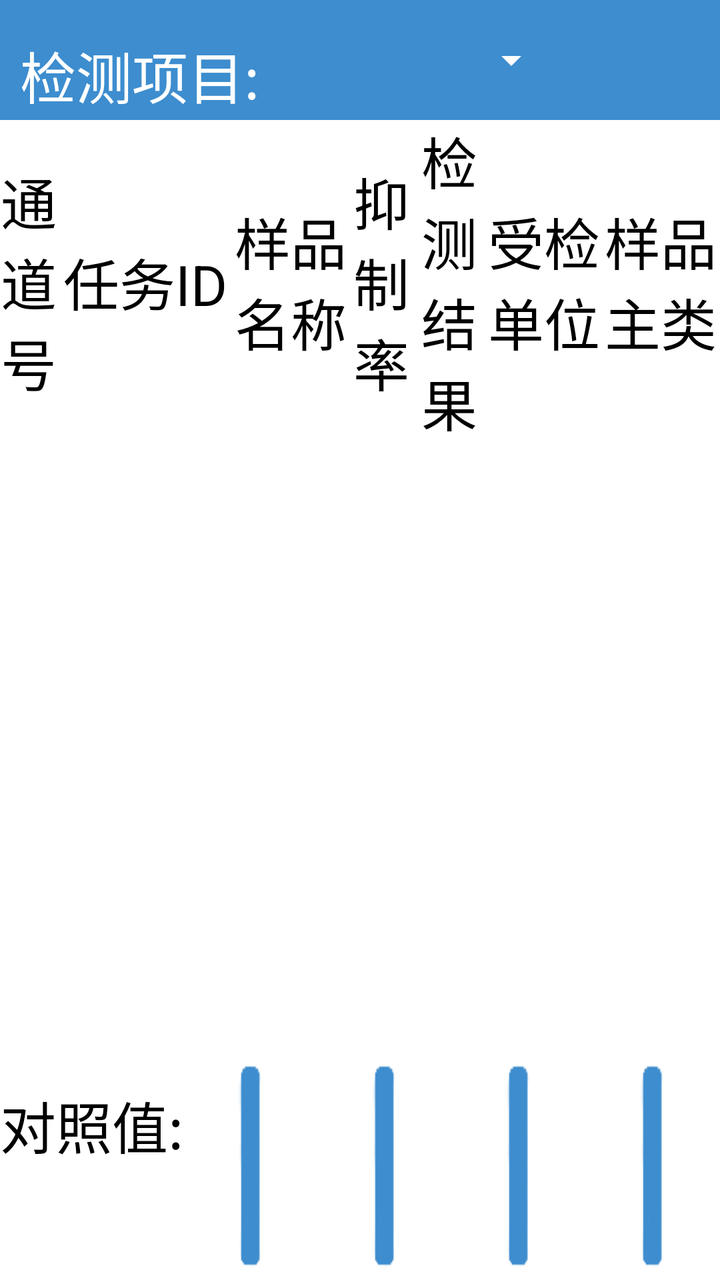
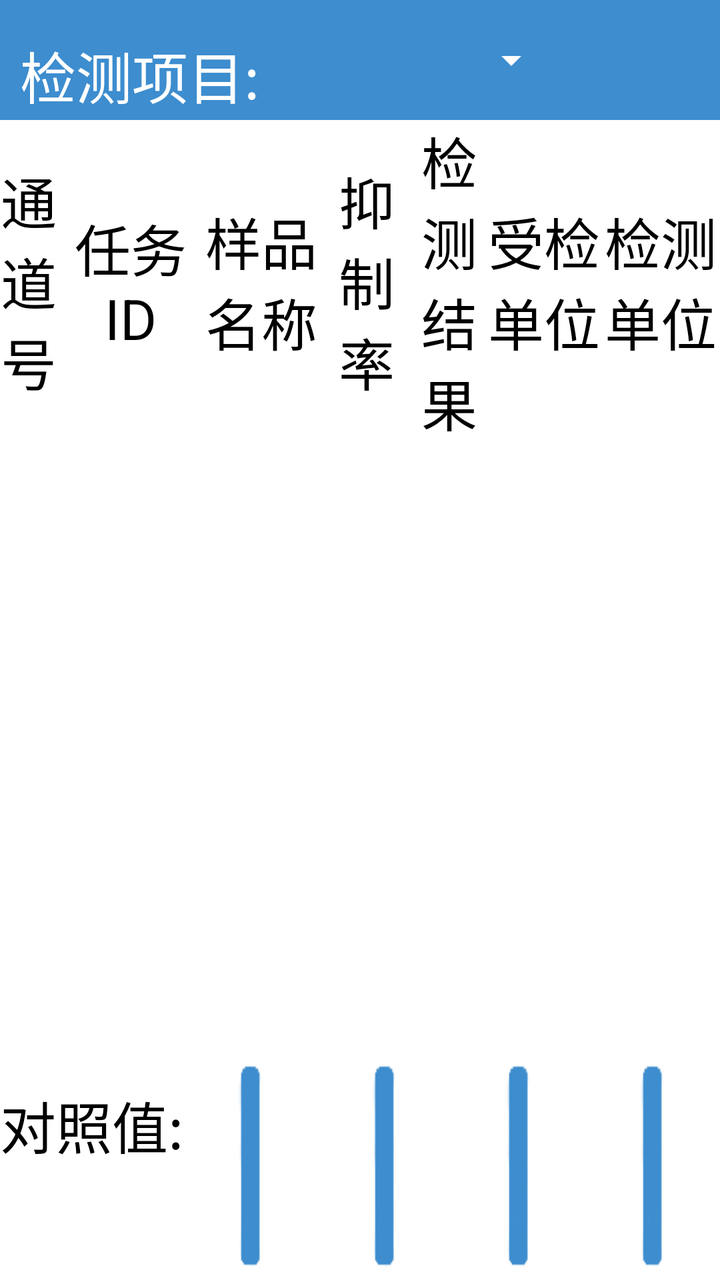

Two renders of the same Android screen: before a commit and after it. Below are the layout's source before the change and the commit's diff.
<!-- AndroidManifest.xml: application theme AppTheme -->
<!-- res/layout/activity_pesticide_test2.xml -->
<?xml version="1.0" encoding="utf-8"?>
<LinearLayout xmlns:android="http://schemas.android.com/apk/res/android"
    xmlns:app="http://schemas.android.com/apk/res-auto"
    xmlns:tools="http://schemas.android.com/tools"
    android:layout_width="match_parent"
    android:layout_height="match_parent"
    android:background="#FFFFFF"
    android:fillViewport="true"
    android:focusable="true"
    android:focusableInTouchMode="true"
    android:orientation="vertical">

    <LinearLayout
        android:layout_width="match_parent"
        android:layout_height="match_parent"
        android:orientation="vertical">

        <LinearLayout
            android:layout_width="match_parent"
            android:layout_height="wrap_content">

            <androidx.appcompat.widget.Toolbar
                android:id="@+id/toolbar"
                android:layout_width="match_parent"
                android:layout_height="60dp"
                android:background="@color/title_color"
                android:fitsSystemWindows="true"
                android:gravity="center_vertical"
                android:paddingLeft="-5dp"
                android:paddingRight="0dp"
                android:theme="@style/ToolBarTheme"
                app:contentInsetLeft="0dp"
                app:contentInsetStart="0dp">

                <LinearLayout
                    android:layout_width="match_parent"
                    android:layout_height="match_parent"
                    android:gravity="center_vertical"
                    android:orientation="horizontal">

                    <TextView
                        android:id="@+id/txt_main_title"
                        android:layout_width="wrap_content"
                        android:layout_height="wrap_content"
                        android:layout_gravity="center"
                        android:singleLine="true"
                        android:text=""
                        android:textColor="@android:color/white"
                        android:textSize="32sp"
                        android:visibility="gone" />

                    <LinearLayout
                        android:layout_width="match_parent"
                        android:layout_height="match_parent"
                        android:layout_marginLeft="10dp"
                        android:layout_marginRight="10dp">


                        <TextView
                            android:layout_width="80dp"
                            android:layout_height="wrap_content"
                            android:textColor="@android:color/black"
                            android:textSize="28sp"
                            android:visibility="gone" />

                        <TextView
                            android:layout_width="wrap_content"
                            android:layout_height="match_parent"
                            android:gravity="center_vertical"
                            android:paddingTop="15dp"
                            android:text="检测项目:"
                            android:textColor="@android:color/white"
                            android:textSize="28sp"
                            />

                        <Spinner
                            android:id="@+id/spn_project"
                            android:layout_width="wrap_content"
                            android:layout_height="match_parent"
                            android:layout_marginLeft="50dp"
                            android:gravity="center"
                            android:minWidth="100dp"
                            android:spinnerMode="dialog"
                            android:visibility="visible"/>

                        <TextView
                            android:id="@+id/tv_projectName"
                            android:layout_width="150dp"
                            android:layout_height="match_parent"
                            android:gravity="center"
                            android:minWidth="100dp"
                            android:textColor="@color/white"
                            android:textSize="32sp"
                            android:paddingTop="15dp"
                            android:text="有机磷和氨基甲酸酯类"
                            android:visibility="gone"/>


                        <TextView
                            android:id="@+id/tv_project"
                            android:layout_width="wrap_content"
                            android:layout_height="match_parent"
                            android:layout_marginLeft="50dp"
                            android:gravity="center"
                            android:minWidth="100dp"
                            android:spinnerMode="dialog"
                            android:textColor="@color/white"
                            android:textSize="32sp"
                            android:paddingTop="10dp"
                            android:visibility="visible"></TextView>

                        <TextView
                            android:id="@+id/tv_status"
                            android:layout_width="match_parent"
                            android:layout_height="match_parent"
                            android:gravity="right|center_vertical"
                            android:textColor="@android:color/white"
                            android:textSize="28sp" />

                    </LinearLayout>
                </LinearLayout>

            </androidx.appcompat.widget.Toolbar>
            
        </LinearLayout>

        <LinearLayout
            android:layout_width="match_parent"
            android:layout_height="wrap_content"
            android:layout_margin="10dp"
            android:visibility="gone">


            <TextView
                android:layout_width="80dp"
                android:layout_height="wrap_content"
                android:textColor="@android:color/black"
                android:textSize="28sp"
                android:visibility="gone" />

            <TextView
                android:layout_width="wrap_content"
                android:layout_height="wrap_content"
                android:text="检测项目:"
                android:textColor="@android:color/black"
                android:textSize="28sp" />

            <Spinner
                android:layout_width="200dp"
                android:layout_height="match_parent"></Spinner>
        </LinearLayout>

        <LinearLayout
            android:layout_width="match_parent"
            android:layout_height="0dp"
            android:layout_weight="1"
            android:orientation="vertical">

            <LinearLayout
                android:id="@+id/ll_card_number"
                android:layout_width="match_parent"
                android:visibility="gone"
                android:layout_height="wrap_content"
                android:orientation="horizontal"
                android:padding="5dp">

                <TextView
                    android:layout_width="wrap_content"
                    android:layout_height="wrap_content"
                    android:text="试剂盒编号:"
                    android:textColor="@color/text_black"
                    android:textSize="26sp" />

                <TextView
                    android:id="@+id/tv_card_number"
                    android:layout_width="250dp"
                    android:layout_height="wrap_content"
                    android:text=""
                    android:textColor="@color/text_black"
                    android:textSize="26sp" />

                <TextView
                    android:id="@+id/tv_hint"
                    android:layout_width="wrap_content"
                    android:layout_height="wrap_content"
                    android:text=""
                    android:textColor="@color/text_black"
                    android:textSize="26sp" />

            </LinearLayout>

            <LinearLayout
                android:layout_width="match_parent"
                android:layout_height="wrap_content"
                android:layout_marginBottom="10dp"
                android:orientation="horizontal">

                <LinearLayout
                    android:id="@+id/ll_select_all"
                    android:layout_width="80dp"
                    android:layout_height="wrap_content"
                    android:gravity="center"
                    android:orientation="horizontal"
                    android:visibility="gone">

                    <ImageView
                        android:id="@+id/cb_select_all"
                        android:layout_width="40dp"
                        android:layout_height="40dp"
                        android:scaleType="centerCrop"
                        android:src="@drawable/cb_selector" />

                    <TextView
                        android:layout_width="wrap_content"
                        android:layout_height="wrap_content"
                        android:text="全选"
                        android:textColor="@android:color/black"
                        android:textSize="26sp" />
                </LinearLayout>

                <CheckBox

                    android:layout_width="100dp"
                    android:layout_height="wrap_content"
                    android:button="@drawable/cb_selector"
                    android:text="全选"
                    android:textSize="26sp"
                    android:visibility="gone" />

                <TextView
                    android:id="@+id/tv_alis"
                    android:layout_width="0dp"
                    android:layout_height="match_parent"
                    android:layout_weight="2"
                    android:gravity="center"
                    android:text="通道号"
                    android:textColor="@android:color/black"
                    android:textSize="28sp" />

                <TextView
                    android:layout_width="0dp"
                    android:layout_height="match_parent"
                    android:layout_weight="6"
                    android:gravity="center"
                    android:text="任务ID"
                    android:textColor="@android:color/black"
                    android:textSize="28sp" />

                <TextView
                    android:layout_width="0dp"
                    android:layout_height="match_parent"
                    android:layout_weight="4"
                    android:gravity="center"
                    android:text="样品名称"
                    android:textColor="@android:color/black"
                    android:textSize="28sp" />

                <TextView
                    android:id="@+id/tv_yzl"
                    android:layout_width="0dp"
                    android:layout_height="match_parent"
                    android:layout_weight="2.2"
                    android:gravity="center"
                    android:text="抑制率"
                    android:textColor="@android:color/black"
                    android:textSize="28sp" />

                <TextView
                    android:layout_width="0dp"
                    android:layout_height="match_parent"
                    android:layout_weight="2.5"
                    android:gravity="center"
                    android:text="检测结果"
                    android:textColor="@android:color/black"
                    android:textSize="28sp" />

                <TextView
                    android:layout_width="0dp"
                    android:layout_height="match_parent"
                    android:layout_weight="4"
                    android:gravity="center"
                    android:text="受检单位"
                    android:textColor="@android:color/black"
                    android:textSize="28sp" />

                <TextView
                    android:layout_width="0dp"
                    android:layout_height="match_parent"
                    android:layout_weight="4"
                    android:gravity="center"
                    android:text="样品主类"
                    android:textColor="@android:color/black"
                    android:textSize="28sp" />
                <TextView
                    android:layout_width="0dp"
                    android:layout_height="match_parent"
                    android:layout_weight="4"
                    android:gravity="center"
                    android:text="样品子类"
                    android:visibility="gone"
                    android:textColor="@android:color/black"
                    android:textSize="28sp" />

                <TextView
                    android:layout_width="0dp"
                    android:layout_height="match_parent"
                    android:layout_weight="2"
                    android:gravity="center"
                    android:visibility="gone"
                    android:text="重量（Kg）"
                    android:textColor="@android:color/black"
                    android:textSize="28sp" />

            </LinearLayout>

            <LinearLayout
                android:layout_width="match_parent"
                android:layout_height="match_parent"
                android:orientation="vertical">


                <androidx.recyclerview.widget.RecyclerView
                    android:id="@+id/rv_data"
                    android:layout_width="match_parent"
                    android:layout_height="0dp"
                    android:layout_weight="1"
                    android:overScrollMode="ifContentScrolls"
                    android:scrollbarSize="20dp"
                    android:scrollbarThumbVertical="@drawable/scroll_bar_s"
                    android:scrollbarTrackVertical="@drawable/scroll_bar_l"
                    android:scrollbars="vertical" />

                <LinearLayout
                    android:layout_width="match_parent"
                    android:layout_height="wrap_content">

                    <TextView
                        android:id="@+id/tv_compare_value"
                        android:layout_width="wrap_content"
                        android:layout_height="wrap_content"
                        android:text="对照值:"
                        android:textColor="@android:color/black"
                        android:textSize="28sp" />

                    <Button
                        android:id="@+id/btn_compare"
                        style="@style/BtnBottom"
                        android:text="对照" />

                    <Button
                        android:id="@+id/btn_test"
                        style="@style/BtnBottom"
                        android:text="检测" />

                    <Button
                        android:id="@+id/btn_open_close_lid"
                        style="@style/BtnBottom"
                        android:text="开关盖"
                        android:visibility="gone" />

                    <Button
                        android:id="@+id/btn_out_in_card"
                        style="@style/BtnBottom"
                        android:text="进出卡"
                        android:visibility="gone" />

                    <Button
                        android:id="@+id/btn_upload"
                        style="@style/BtnBottom"
                        android:text="上传"
                        android:visibility="gone" />

                    <Button
                        android:id="@+id/btn_print"
                        style="@style/BtnBottom"
                        android:text="打印" />

                    <Button
                        android:id="@+id/btn_openorclose"
                        style="@style/BtnBottom"
                        android:text="开关盖"
                        android:visibility="gone" />

                    <Button
                        android:id="@+id/btn_return"
                        style="@style/BtnBottom"
                        android:text="返回" />
                    <Button
                        android:id="@+id/btn_changemethod"
                        style="@style/BtnBottom"
                        android:visibility="gone"
                        android:textSize="22sp"
                        android:text="方式切换" />
                </LinearLayout>
            </LinearLayout>
        </LinearLayout>
    </LinearLayout>

</LinearLayout>
<!-- resources referenced by this layout -->
<resources>
  <color name="text_black">#222222</color>
  <color name="title_color">#3D8DCF</color>
  <color name="white">#ffffff</color>
  <!-- drawable cb_selector (drawable) -->
  <?xml version="1.0" encoding="utf-8"?>
  <selector xmlns:android="http://schemas.android.com/apk/res/android">
      <item android:drawable="@drawable/cb_state_p" android:state_selected="true"></item>
      <item android:drawable="@drawable/cb_state_n" android:state_selected="false"></item>
  </selector>
  <!-- drawable scroll_bar_l (drawable) -->
  <?xml version="1.0" encoding="utf-8"?>
  <shape xmlns:android="http://schemas.android.com/apk/res/android"
      android:shape="rectangle">
      <stroke
          android:width="1dp"
          android:color="@color/gray_filtrate_bg"></stroke>
      <solid android:color="@color/white"></solid>
      <corners android:radius="5dp"></corners>
  </shape>
  <!-- drawable scroll_bar_s (drawable) -->
  <?xml version="1.0" encoding="utf-8"?>
  <shape xmlns:android="http://schemas.android.com/apk/res/android"
      android:shape="rectangle">
      <stroke
          android:width="1dp"
          android:color="@color/gray_filtrate_bg"></stroke>
      <solid android:color="#aaaaaa"></solid>
      <corners android:radius="5dp"></corners>
  </shape>
  <style name="BtnBottom" parent="android:Widget.Material.Light.Button.Borderless.Small">
          
          <item name="android:textSize">28sp</item>
          <item name="android:textColor">@android:color/white</item>
          <item name="android:background">@drawable/btn_default1</item>
          <item name="android:layout_width">0dp</item>
          <item name="android:layout_marginRight">25dp</item>
          <item name="android:layout_marginLeft">25dp</item>
          <item name="android:layout_height">wrap_content</item>
          <item name="android:layout_weight">1</item>
      </style>
  <style name="ToolBarTheme" parent="@style/ThemeOverlay.AppCompat.Dark">
          <item name="android:textColorSecondary">#ffffff</item>
          
          
          <item name="android:textSize">25sp</item>
          <item name="actionOverflowMenuStyle">@style/OverflowMenuStyle</item>
          
          <item name="android:actionOverflowButtonStyle">@style/OverflowButtonStyle</item>
      </style>
  <style name="AppTheme" parent="Theme.AppCompat.Light.DarkActionBar">
          
          <item name="android:windowNoTitle">true</item>
          <item name="android:windowFullscreen">true</item>
      </style>
  <color name="gray_filtrate_bg">#dddddd</color>
  <!-- drawable btn_default1 (drawable) -->
  <?xml version="1.0" encoding="utf-8"?>
  <selector xmlns:android="http://schemas.android.com/apk/res/android">
      <item android:state_pressed="true" android:drawable="@drawable/btn_blue_selected1"></item>
      <item android:state_pressed="false" android:drawable="@drawable/btn_blue_normal1"></item>
      <item android:drawable="@drawable/btn_blue_normal1"></item>
  </selector>
  <style name="OverflowMenuStyle" parent="Widget.AppCompat.Light.PopupMenu.Overflow">
          <item name="overlapAnchor">false</item>  
      </style>
  <style name="OverflowButtonStyle" parent="@android:style/Widget.ActionButton.Overflow">
          
          <item name="android:scaleType">centerInside</item>
          <item name="android:src">@drawable/ic_add</item>
      </style>
      --&gt;
  <!-- unchanged entries left out for length: 5 -->
</resources>

<!-- the commit's change to res/layout/activity_pesticide_test2.xml (unified diff, before → after) -->
@@ -240,7 +240,7 @@
                 <TextView
                     android:layout_width="0dp"
                     android:layout_height="match_parent"
-                    android:layout_weight="6"
+                    android:layout_weight="5"
                     android:gravity="center"
                     android:text="任务ID"
                     android:textColor="@android:color/black"
@@ -259,7 +259,7 @@
                     android:id="@+id/tv_yzl"
                     android:layout_width="0dp"
                     android:layout_height="match_parent"
-                    android:layout_weight="2.2"
+                    android:layout_weight="3.2"
                     android:gravity="center"
                     android:text="抑制率"
                     android:textColor="@android:color/black"
@@ -288,7 +288,7 @@
                     android:layout_height="match_parent"
                     android:layout_weight="4"
                     android:gravity="center"
-                    android:text="样品主类"
+                    android:text="检测单位"
                     android:textColor="@android:color/black"
                     android:textSize="28sp" />
                 <TextView
